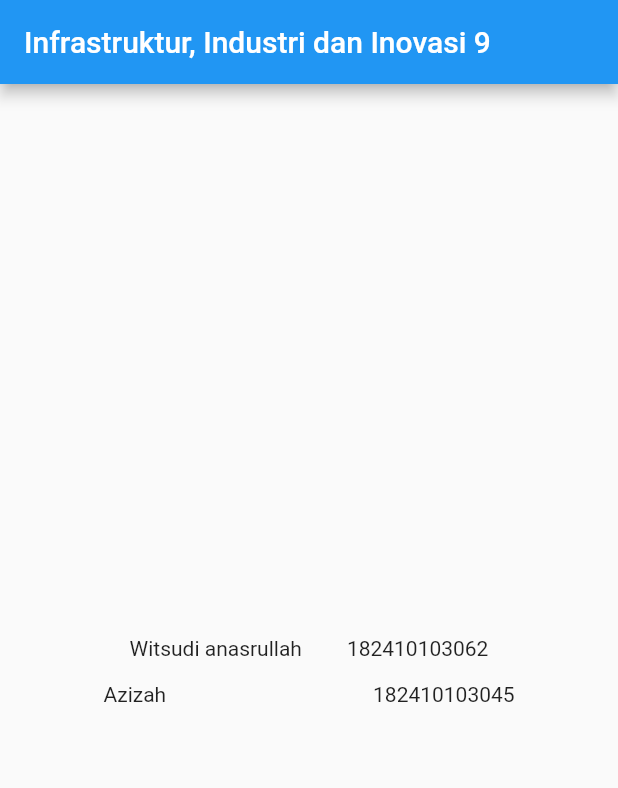
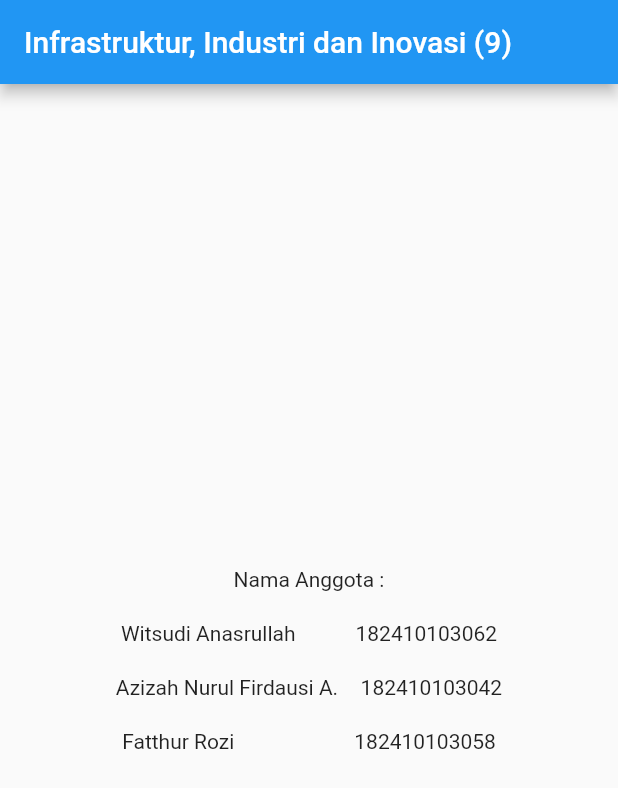
Before and after one commit to witsuu/tugas_mobile, a Flutter app: the screen it shows after launch, on a phone screen of 412 x 824 dp. Shown: the top 788 px of the screen. Run offline on Flutter 3.47's test engine with Material 2 defaults, Android fonts, the phone set to English and light mode, and no system bars.

Commit message:
Update main.dart

```diff
--- a/lib/main.dart
+++ b/lib/main.dart
@@ -6,10 +6,10 @@ class Home extends StatelessWidget {
   @override
   Widget build(BuildContext context) {
     return MaterialApp(
-      title: 'my app',
+      title: 'Tugas 1 MOBILE',
       debugShowCheckedModeBanner: false,
       home: Scaffold(
-        appBar: AppBar(title: Text('Infrastruktur, Industri dan Inovasi 9')),
+        appBar: AppBar(title: Text('Infrastruktur, Industri dan Inovasi (9)')),
         body: Column(
           mainAxisAlignment: MainAxisAlignment.center,
           children: [
@@ -17,20 +17,48 @@ class Home extends StatelessWidget {
               mainAxisAlignment: MainAxisAlignment.center,
               children: [
                 Padding(
-                  padding: EdgeInsets.all(15),
-                  child: Text("Witsudi anasrullah"),
+                  padding: EdgeInsets.only(bottom: 20),
+                  child: Text("Nama Anggota :"),
+                )
+              ],
+            ),
+            Row(
+              mainAxisAlignment: MainAxisAlignment.center,
+              children: [
+                Padding(
+                  padding: EdgeInsets.fromLTRB(0, 0, 20, 10),
+                  child: Text("Witsudi Anasrullah"),
                 ),
                 Padding(
-                  padding: EdgeInsets.all(15),
+                  padding: EdgeInsets.fromLTRB(20, 0, 0, 10),
                   child: Text("182410103062"),
                 )
               ],
             ),
             Row(
-              mainAxisAlignment: MainAxisAlignment.spaceAround,
+              mainAxisAlignment: MainAxisAlignment.center,
               children: [
-                Text("Azizah"),
-                Text("182410103045"),
+                Padding(
+                  padding: EdgeInsets.fromLTRB(0, 10, 10, 10),
+                  child: Text("Azizah Nurul Firdausi A."),
+                ),
+                Padding(
+                  padding: EdgeInsets.fromLTRB(5, 10, 0, 10),
+                  child: Text("182410103042"),
+                )
+              ],
+            ),
+            Row(
+              mainAxisAlignment: MainAxisAlignment.center,
+              children: [
+                Padding(
+                  padding: EdgeInsets.fromLTRB(0, 10, 40, 0),
+                  child: Text("Fatthur Rozi"),
+               ),
+                Padding(
+                  padding: EdgeInsets.fromLTRB(40, 10, 0, 0),
+                  child: Text("182410103058"),
+                )
               ],
             )
           ],
```
